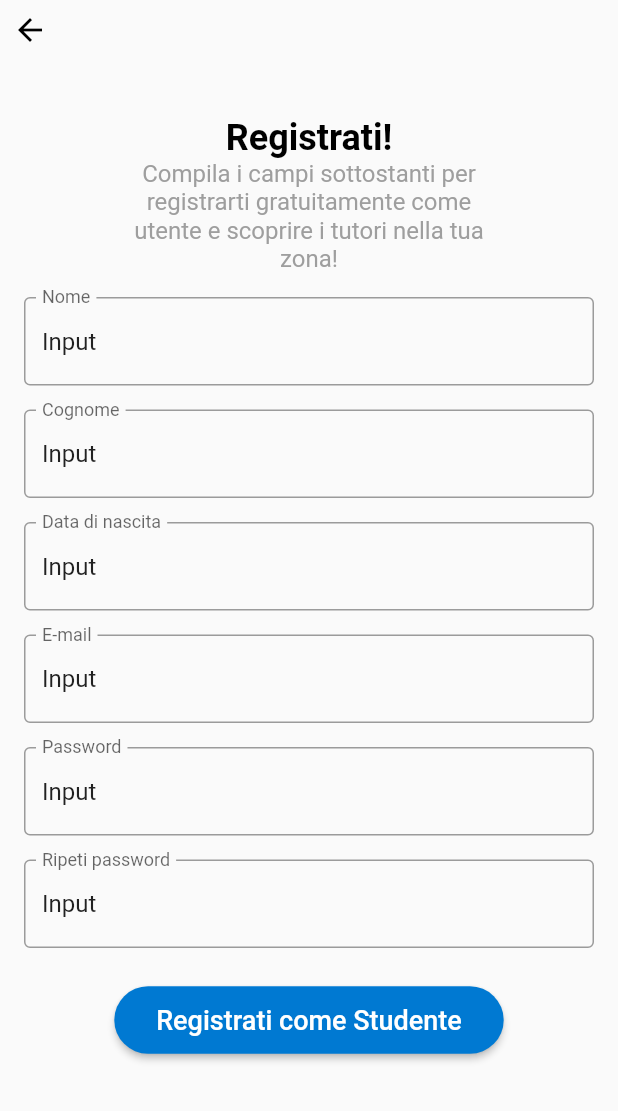
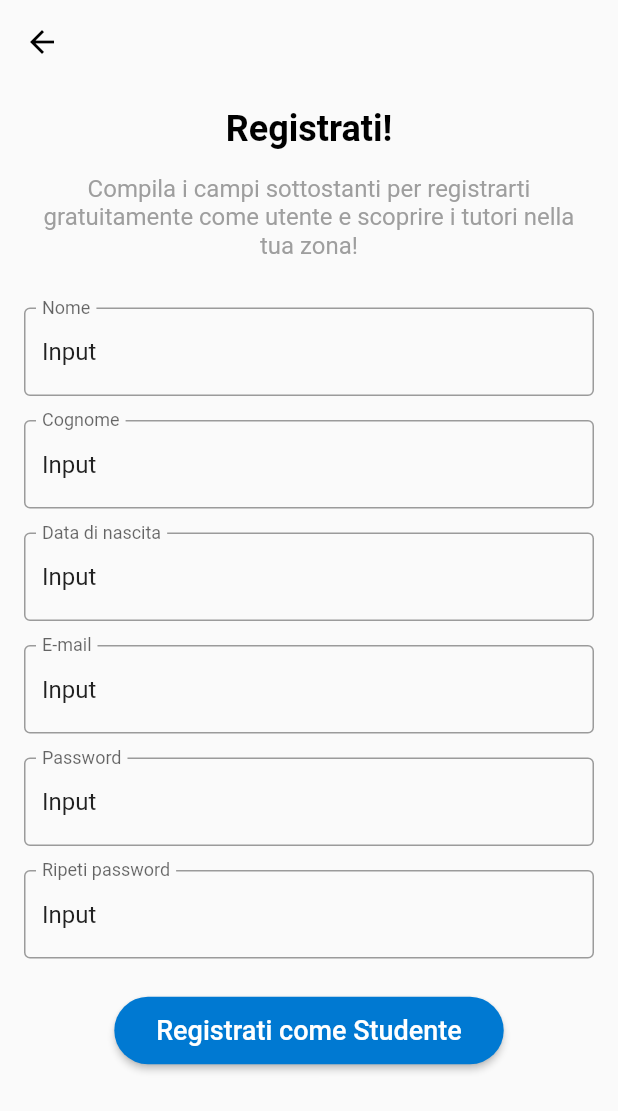
Before and after one commit to iTeach-App/mobile, a Flutter app: the StudentSignUpPage screen opened directly, on a phone screen of 412 x 824 dp. Shown: the top 1111 px of the screen. Run offline on Flutter 3.47's test engine with Material 2 defaults, Android fonts, the phone set to English and light mode, and no system bars; our stand-ins replace flutter_spinkit.

Commit message:
Added right appbars

```diff
--- a/lib/views/student_signup.dart
+++ b/lib/views/student_signup.dart
@@ -1,30 +1,33 @@
 import 'package:flutter/material.dart';
 import 'package:iteach/views/welcome_back.dart';
+
 class StudentSignUpPage extends StatelessWidget {
   const StudentSignUpPage({Key? key}) : super(key: key);
 
   @override
   Widget build(BuildContext context) {
     return Scaffold(
-      body: SingleChildScrollView(
-        child: Column(
-          crossAxisAlignment: CrossAxisAlignment.stretch,
-          children: [
-            IconButton(
-              alignment: Alignment.topLeft,
+      appBar: AppBar(
+        backgroundColor: Colors.transparent,
+        elevation: 0,
+        leading: IconButton(
           icon: Icon(Icons.arrow_back, color: Colors.black),
           onPressed: () {
             Navigator.pop(context);
           },
         ),
-            Container(
-              alignment: Alignment.topCenter,
-              padding: const EdgeInsets.only(top: 30.0, left: 16.0, right: 16.0),
+      ),
+      body: LayoutBuilder(
+        builder: (context, constraints) {
+          return SingleChildScrollView(
+            child: ConstrainedBox(
+              constraints: BoxConstraints(
+                minHeight: constraints.maxHeight,
+              ),
+              child: Padding(
+                padding: const EdgeInsets.all(16.0),
                 child: Column(
-                crossAxisAlignment: CrossAxisAlignment.center,
-                children: [
-                  Column(
-                    crossAxisAlignment: CrossAxisAlignment.center,
+                  crossAxisAlignment: CrossAxisAlignment.stretch,
                   children: [
                     Text(
                       'Registrati!',
@@ -33,10 +36,10 @@ class StudentSignUpPage extends StatelessWidget {
                         fontWeight: FontWeight.bold,
                         color: Colors.black,
                       ),
+                      textAlign: TextAlign.center,
                     ),
-                      Container(
-                        width: MediaQuery.of(context).size.width * 0.6,
-                        child: Text(
+                    SizedBox(height: 16.0),
+                    Text(
                       'Compila i campi sottostanti per registrarti gratuitamente come utente e scoprire i tutori nella tua zona!',
                       style: TextStyle(
                         fontSize: 16,
@@ -44,17 +47,7 @@ class StudentSignUpPage extends StatelessWidget {
                       ),
                       textAlign: TextAlign.center,
                     ),
-                      ),
-                    ],
-                  ),
-                  SizedBox(width: 56),
-                ],
-              ),
-            ),
-            Padding(
-              padding: EdgeInsets.all(16.0),
-              child: Column(
-                children: [
+                    SizedBox(height: 32.0),
                     TextFormField(
                       initialValue: 'Input',
                       decoration: InputDecoration(
@@ -102,7 +95,7 @@ class StudentSignUpPage extends StatelessWidget {
                         border: OutlineInputBorder(),
                       ),
                     ),
-                  SizedBox(height: 24.0), // Added spacing
+                    SizedBox(height: 24.0),
                     Center(
                       child: ElevatedButton(
                         onPressed: () {
@@ -112,23 +105,24 @@ class StudentSignUpPage extends StatelessWidget {
                           );
                         },
                         style: ElevatedButton.styleFrom(
-                        primary: Color(0xFF0079D2), // Background color
-                        onPrimary: Colors.white, // Text color
+                          primary: Color(0xFF0079D2),
+                          onPrimary: Colors.white,
                           shape: RoundedRectangleBorder(
-                          borderRadius: BorderRadius.circular(100.0), // Rounded corners
+                            borderRadius: BorderRadius.circular(100.0),
                           ),
                         ),
                         child: Padding(
                           padding: const EdgeInsets.all(12.0),
                           child: Text('Registrati come Studente', style: TextStyle(fontSize: 18)),
-                      ), // <-- SEE HERE
+                        ),
                       ),
                     ),
                   ],
                 ),
               ),
-          ],
             ),
+          );
+        },
       ),
     );
   }
```
Also changed, not shown: lib/views/sign_in.dart (+26 -22 lines), lib/views/tutor_signup.dart (+27 -33 lines). Lines whose indentation alone changed are shown as unchanged.
